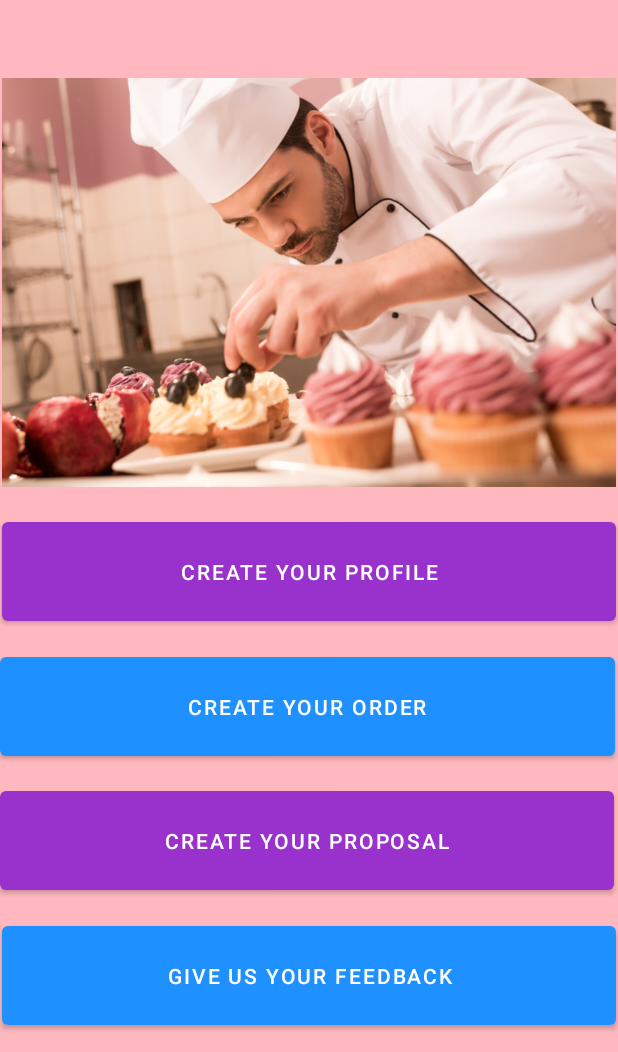
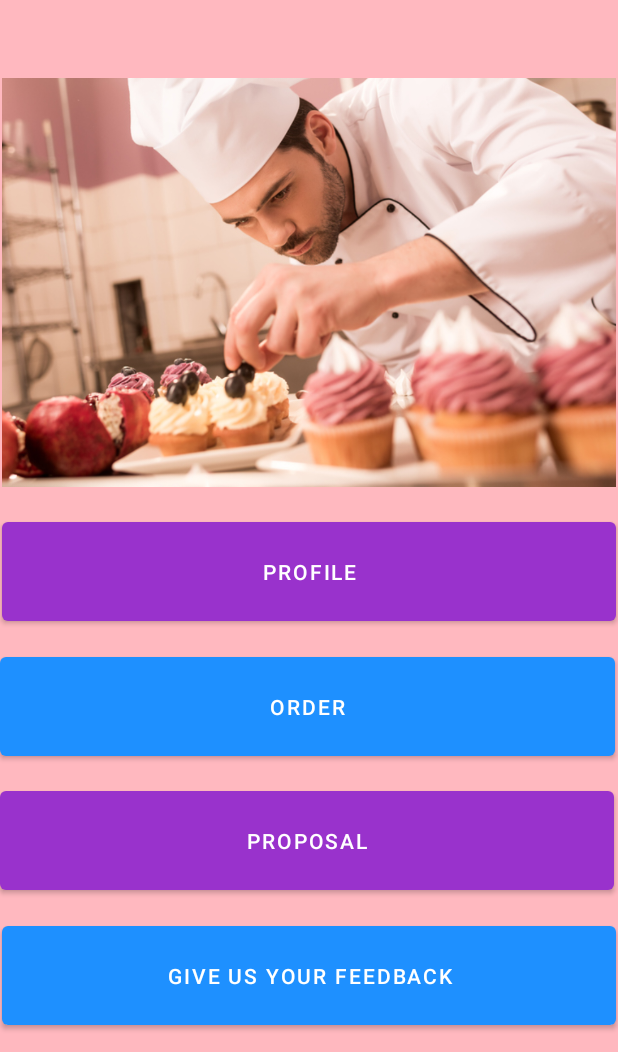
Before and after one commit to shashsan-96/MAD_Cakeque, an Android app: the screen it shows after launch (MainActivity), on a phone screen of 412 x 824 dp, the part 184-1236 px from its top. Run offline under Robolectric (Android 15) with nearby library versions, the phone set to English and light mode, and no system bars.

Commit message:
home buttons changed

```diff
--- a/app/src/main/AndroidManifest.xml
+++ b/app/src/main/AndroidManifest.xml
@@ -9,6 +9,7 @@
         android:roundIcon="@mipmap/ic_launcher_round"
         android:supportsRtl="true"
         android:theme="@style/Theme.Cakeque">
+        <activity android:name=".proposal_dashboard"></activity>
         <activity android:name=".MainActivity">
             <intent-filter>
                 <action android:name="android.intent.action.MAIN" />
--- a/app/src/main/res/values/strings.xml
+++ b/app/src/main/res/values/strings.xml
@@ -1,12 +1,15 @@
 <resources>
+
     <string name="app_name">cakeque</string>
     <string name="welcome_note">Welcome to cakeque!</string>
-    <string name="btn1h">create your profile</string>
-    <string name="btn2h">create your order</string>
-    <string name="btn3h">create your proposal</string>
+    <string name="btn1h"> profile</string>
+    <string name="btn2h"> order</string>
+    <string name="btn3h"> proposal</string>
     <string name="btn4h">Give us your feedback</string>
     <string name="btn1h1">butnh1</string>
     <string name="btn2h1">butnh2</string>
     <string name="btn3h1">butnh3</string>
     <string name="btn4h1">butnh4</string>
+
+    <!--proposal-->
 </resources>
```
